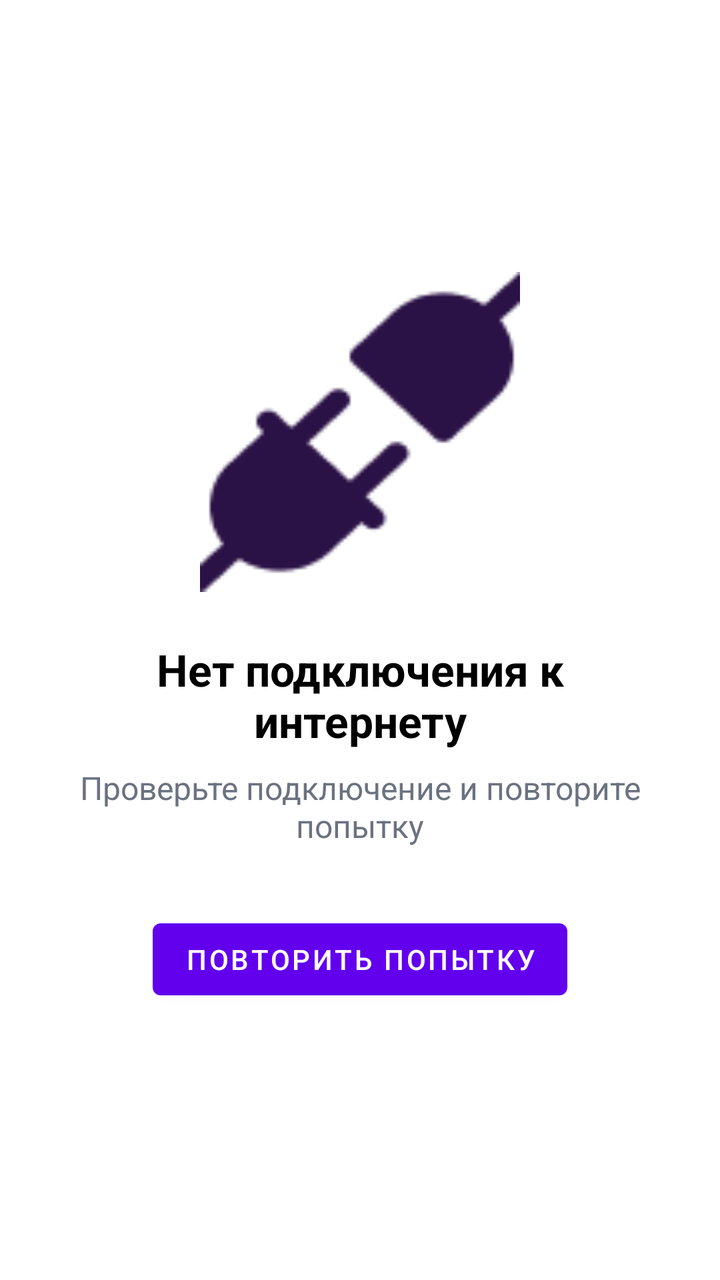
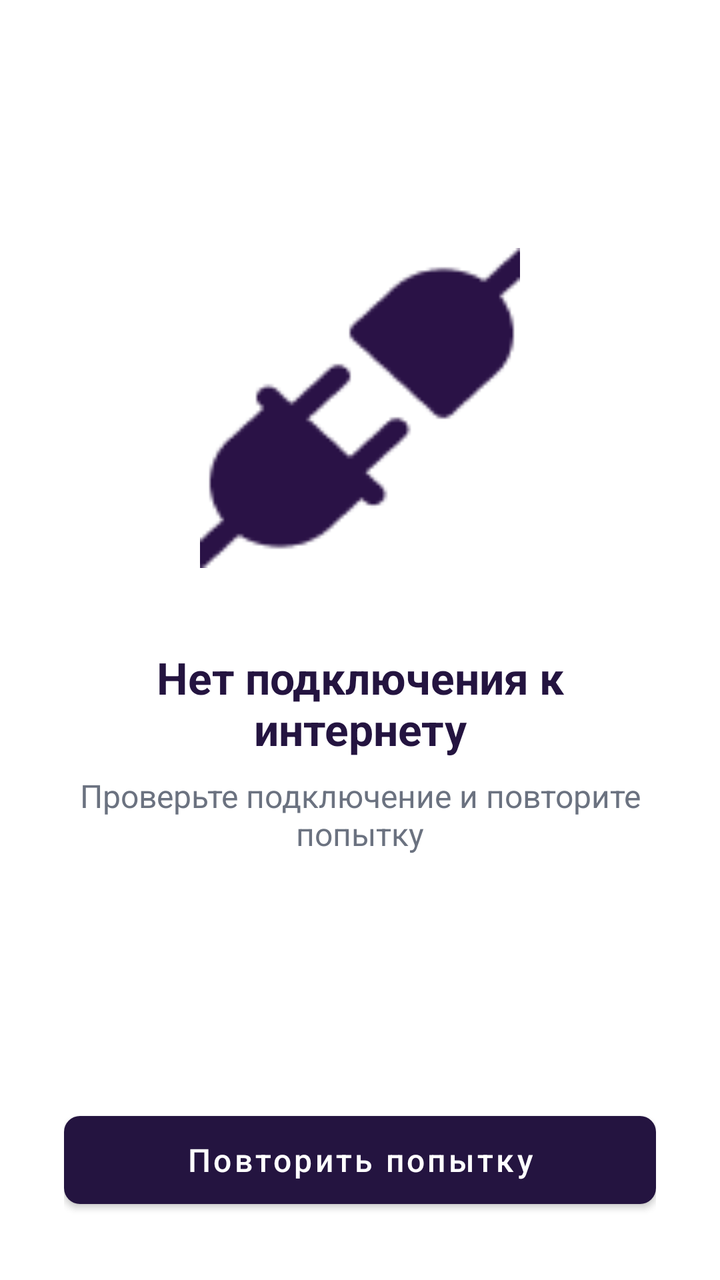

Before-and-after screenshots of an Android layout around one commit, followed by the original layout XML and the change that was made.
<!-- AndroidManifest.xml: application theme Theme.DriveNext -->
<!-- res/layout/activity_no_internet.xml -->
<?xml version="1.0" encoding="utf-8"?>
<LinearLayout xmlns:android="http://schemas.android.com/apk/res/android"
    android:layout_width="match_parent"
    android:layout_height="match_parent"
    android:background="@color/white"
    android:gravity="center"
    android:orientation="vertical"
    android:paddingStart="32dp"
    android:paddingEnd="32dp">

    <ImageView
        android:id="@+id/imageNoInternet"
        android:layout_width="160dp"
        android:layout_height="160dp"
        android:contentDescription="@string/no_internet_title"
        android:scaleType="fitCenter"
        android:src="@drawable/no_network" />

    <TextView
        android:id="@+id/textNoInternetTitle"
        android:layout_width="wrap_content"
        android:layout_height="wrap_content"
        android:layout_marginTop="24dp"
        android:gravity="center"
        android:text="@string/no_internet_title"
        android:textColor="@color/black"
        android:textSize="22sp"
        android:textStyle="bold" />

    <TextView
        android:id="@+id/textNoInternetSubtitle"
        android:layout_width="wrap_content"
        android:layout_height="wrap_content"
        android:layout_marginTop="8dp"
        android:gravity="center"
        android:text="@string/no_internet_subtitle"
        android:textColor="@color/text_secondary"
        android:textSize="16sp" />

    <Button
        android:id="@+id/btnRetry"
        android:layout_width="wrap_content"
        android:layout_height="wrap_content"
        android:layout_marginTop="32dp"
        android:minWidth="200dp"
        android:text="@string/no_internet_retry" />

</LinearLayout>
<!-- resources referenced by this layout -->
<resources>
  <color name="black">#FF000000</color>
  <color name="text_secondary">#FF6B7280</color>
  <color name="white">#FFFFFFFF</color>
  <!-- drawable no_network: png bitmap (drawable, 2462 bytes) -->
  <string name="no_internet_retry">Повторить попытку</string>
  <string name="no_internet_subtitle">Проверьте подключение и повторите попытку</string>
  <string name="no_internet_title">Нет подключения к интернету</string>
  <style name="Theme.DriveNext" parent="Theme.MaterialComponents.DayNight.DarkActionBar">
          
          <item name="colorPrimary">@color/purple_500</item>
          <item name="colorPrimaryVariant">@color/purple_700</item>
          <item name="colorOnPrimary">@color/white</item>
          
          <item name="colorSecondary">@color/teal_200</item>
          <item name="colorSecondaryVariant">@color/teal_700</item>
          <item name="colorOnSecondary">@color/black</item>
          
          <item name="android:statusBarColor">?attr/colorPrimaryVariant</item>
          
      </style>
  <color name="purple_500">#FF6200EE</color>
  <color name="purple_700">#FF3700B3</color>
  <color name="teal_200">#FF03DAC5</color>
  <color name="teal_700">#FF018786</color>
</resources>

<!-- the commit's change to res/layout/activity_no_internet.xml (unified diff, before → after) -->
@@ -3,46 +3,54 @@
     android:layout_width="match_parent"
     android:layout_height="match_parent"
     android:background="@color/white"
-    android:gravity="center"
     android:orientation="vertical"
     android:paddingStart="32dp"
     android:paddingEnd="32dp">
 
-    <ImageView
-        android:id="@+id/imageNoInternet"
-        android:layout_width="160dp"
-        android:layout_height="160dp"
-        android:contentDescription="@string/no_internet_title"
-        android:scaleType="fitCenter"
-        android:src="@drawable/no_network" />
+    <LinearLayout
+        android:layout_width="match_parent"
+        android:layout_height="0dp"
+        android:layout_weight="1"
+        android:gravity="center"
+        android:orientation="vertical">
 
-    <TextView
-        android:id="@+id/textNoInternetTitle"
-        android:layout_width="wrap_content"
-        android:layout_height="wrap_content"
-        android:layout_marginTop="24dp"
-        android:gravity="center"
-        android:text="@string/no_internet_title"
-        android:textColor="@color/black"
-        android:textSize="22sp"
-        android:textStyle="bold" />
+        <ImageView
+            android:id="@+id/imageNoInternet"
+            android:layout_width="160dp"
+            android:layout_height="160dp"
+            android:contentDescription="@string/no_internet_title"
+            android:scaleType="fitCenter"
+            android:src="@drawable/no_network" />
 
-    <TextView
-        android:id="@+id/textNoInternetSubtitle"
-        android:layout_width="wrap_content"
-        android:layout_height="wrap_content"
-        android:layout_marginTop="8dp"
-        android:gravity="center"
-        android:text="@string/no_internet_subtitle"
-        android:textColor="@color/text_secondary"
-        android:textSize="16sp" />
+        <TextView
+            android:id="@+id/textNoInternetTitle"
+            android:layout_width="wrap_content"
+            android:layout_height="wrap_content"
+            android:layout_marginTop="40dp"
+            android:gravity="center"
+            android:text="@string/no_internet_title"
+            android:textColor="@color/brand_primary"
+            android:textSize="22sp"
+            android:textStyle="bold" />
+
+        <TextView
+            android:id="@+id/textNoInternetSubtitle"
+            android:layout_width="wrap_content"
+            android:layout_height="wrap_content"
+            android:layout_marginTop="8dp"
+            android:gravity="center"
+            android:text="@string/no_internet_subtitle"
+            android:textColor="@color/text_secondary"
+            android:textSize="16sp" />
+
+    </LinearLayout>
 
     <Button
         android:id="@+id/btnRetry"
-        android:layout_width="wrap_content"
+        style="@style/Widget.DriveNext.Button"
+        android:layout_width="match_parent"
         android:layout_height="wrap_content"
-        android:layout_marginTop="32dp"
-        android:minWidth="200dp"
+        android:layout_marginBottom="32dp"
         android:text="@string/no_internet_retry" />
 
 </LinearLayout>
<!-- resource entries referenced after the edit -->
@@ -1,5 +1,6 @@
 <!-- resources referenced by this layout -->
 <resources>
+  <color name="brand_primary">#FF241440</color>
   <color name="black">#FF000000</color>
   <color name="text_secondary">#FF6B7280</color>
   <color name="white">#FFFFFFFF</color>
@@ -7,21 +8,31 @@
   <string name="no_internet_retry">Повторить попытку</string>
   <string name="no_internet_subtitle">Проверьте подключение и повторите попытку</string>
   <string name="no_internet_title">Нет подключения к интернету</string>
-  <style name="Theme.DriveNext" parent="Theme.MaterialComponents.DayNight.DarkActionBar">
+  <style name="Widget.DriveNext.Button" parent="Widget.MaterialComponents.Button">
+          <item name="backgroundTint">@color/brand_primary</item>
+          <item name="android:textColor">@color/white</item>
+          <item name="cornerRadius">8dp</item>
+          <item name="android:textAllCaps">false</item>
+          <item name="android:textSize">16sp</item>
+          <item name="android:minHeight">56dp</item>
+          <item name="android:minWidth">160dp</item>
+          <item name="android:paddingStart">24dp</item>
+          <item name="android:paddingEnd">24dp</item>
+      </style>
+  <style name="Theme.DriveNext" parent="Theme.MaterialComponents.Light.NoActionBar">
           
-          <item name="colorPrimary">@color/purple_500</item>
-          <item name="colorPrimaryVariant">@color/purple_700</item>
+          <item name="colorPrimary">@color/brand_primary</item>
+          <item name="colorPrimaryVariant">@color/brand_primary</item>
           <item name="colorOnPrimary">@color/white</item>
           
           <item name="colorSecondary">@color/teal_200</item>
           <item name="colorSecondaryVariant">@color/teal_700</item>
           <item name="colorOnSecondary">@color/black</item>
           
-          <item name="android:statusBarColor">?attr/colorPrimaryVariant</item>
+          <item name="android:statusBarColor">@color/white</item>
+          <item name="android:windowLightStatusBar">true</item>
           
       </style>
-  <color name="purple_500">#FF6200EE</color>
-  <color name="purple_700">#FF3700B3</color>
   <color name="teal_200">#FF03DAC5</color>
   <color name="teal_700">#FF018786</color>
 </resources>
